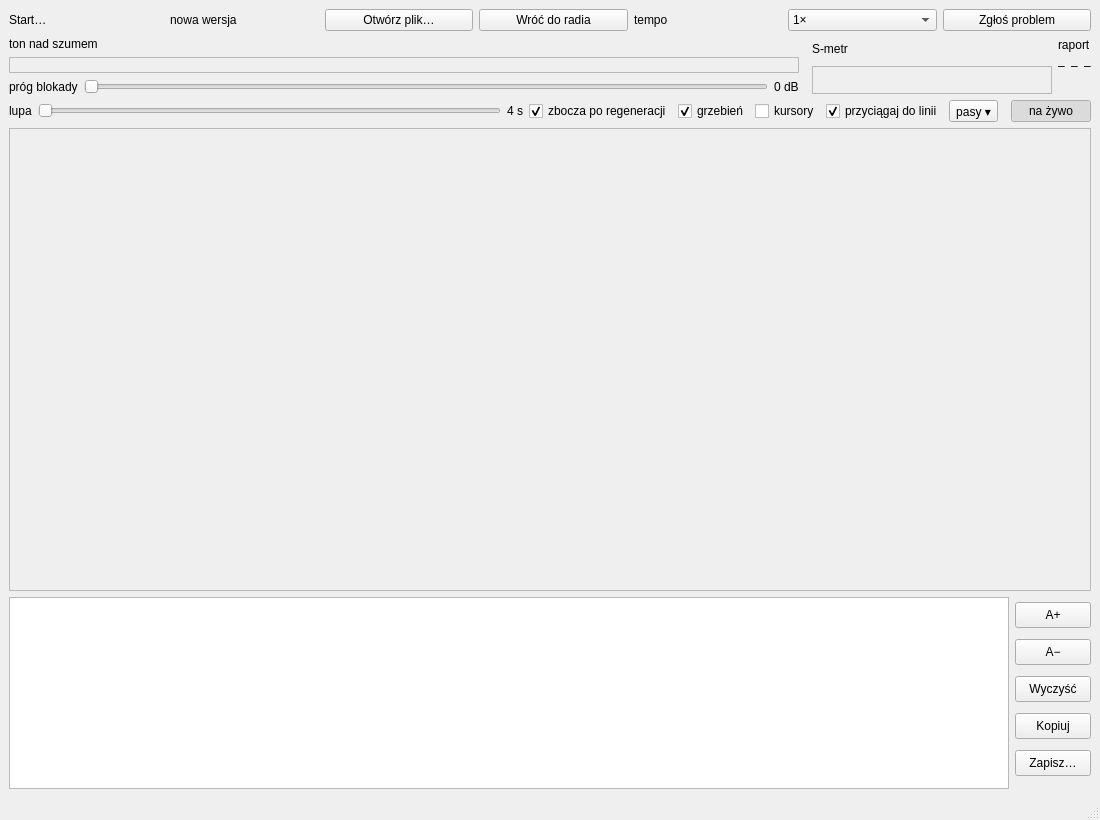
Qt form tools/gui/okno.ui (programmer-bvn/cw-decoder-dsp) before a commit.
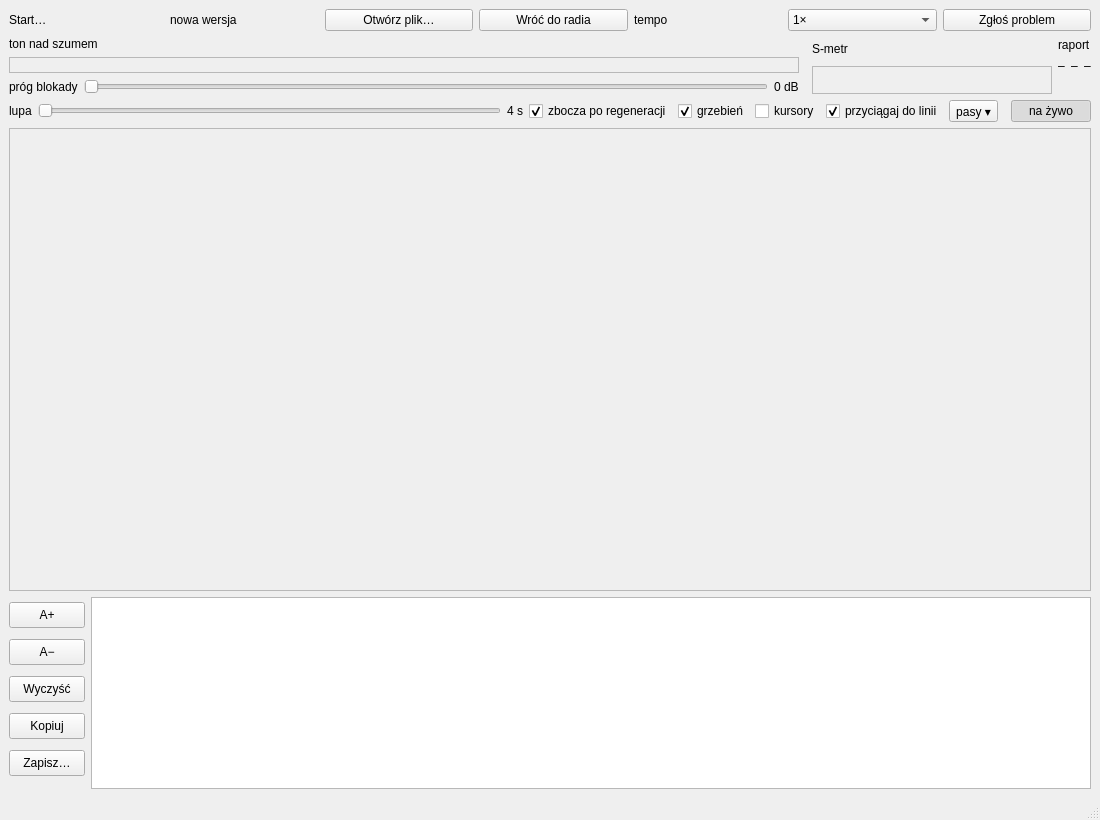
The same form after that commit.

Commit message: Okno Qt: pasek przy tekscie po lewej stronie

```diff
--- a/tools/gui/okno.ui
+++ b/tools/gui/okno.ui
@@ -136,13 +136,8 @@
          z boku pasek: czcionka, wyczyść, kopiuj, zapisz (HTML z kolorami albo TXT) -->
     <item>
      <layout class="QHBoxLayout" name="ukladTekst">
-      <item>
-       <widget class="QTextEdit" name="txtOdczyt">
-        <property name="readOnly"><bool>true</bool></property>
-        <property name="textInteractionFlags"><set>Qt::TextSelectableByKeyboard|Qt::TextSelectableByMouse</set></property>
-        <property name="sizePolicy"><sizepolicy hsizetype="Expanding" vsizetype="Expanding"><horstretch>0</horstretch><verstretch>1</verstretch></sizepolicy></property>
-       </widget>
-      </item>
+      <!-- pasek po LEWEJ (operator 08.11: na Zachodzie przyborniki są z lewej, jak w PyCharmie;
+           przy języku pisanym od prawej Qt sam odwraca układ — layoutDirection) -->
       <item>
        <layout class="QVBoxLayout" name="ukladPasekTekstu">
         <item><widget class="QToolButton" name="btnCzcionkaWieksza"><property name="minimumSize"><size><width>76</width><height>26</height></size></property><property name="text"><string>A+</string></property><property name="toolTip"><string>Większa czcionka (też Ctrl + kółko)</string></property></widget></item>
@@ -153,6 +148,13 @@
         <item><spacer name="odstepPasekTekstu"><property name="orientation"><enum>Qt::Vertical</enum></property></spacer></item>
        </layout>
       </item>
+      <item>
+       <widget class="QTextEdit" name="txtOdczyt">
+        <property name="readOnly"><bool>true</bool></property>
+        <property name="textInteractionFlags"><set>Qt::TextSelectableByKeyboard|Qt::TextSelectableByMouse</set></property>
+        <property name="sizePolicy"><sizepolicy hsizetype="Expanding" vsizetype="Expanding"><horstretch>0</horstretch><verstretch>1</verstretch></sizepolicy></property>
+       </widget>
+      </item>
      </layout>
     </item>
    </layout>
```
